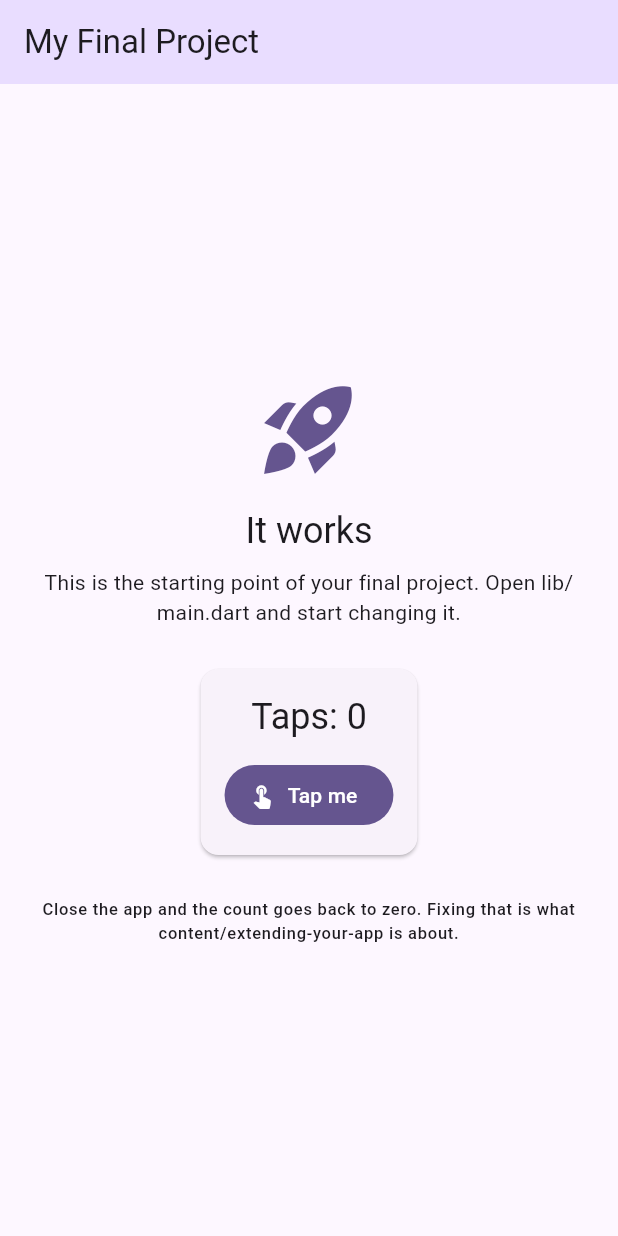
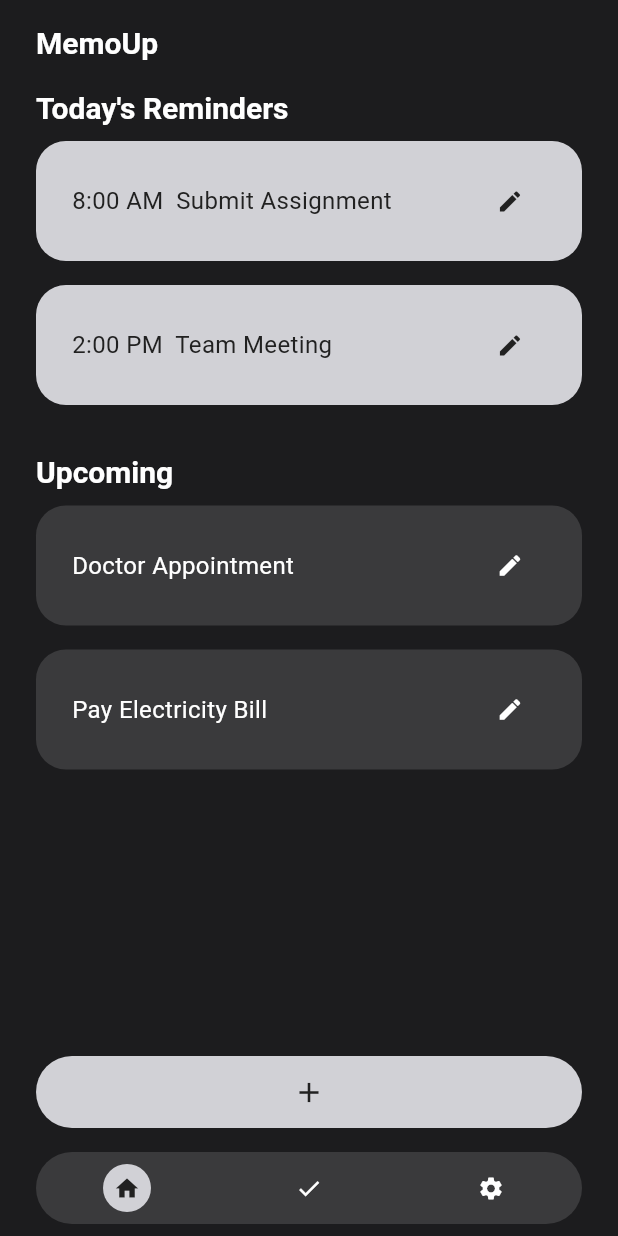
Before and after one commit to ZachLN23/MemoUp, a Flutter app: the screen it shows after launch, on a phone screen of 412 x 824 dp. Run offline on Flutter 3.47's test engine with Material 3 defaults, Android fonts, the phone set to English and light mode, and no system bars; our stand-ins replace device_preview.

Commit message:
Home Screen completed With temporary placeholders

```diff
--- /dev/null
+++ b/lib/constants/spacing.dart
@@ -0,0 +1,11 @@
+/// Spacing rule — base unit 8px.
+/// Reused everywhere via EdgeInsets / SizedBox instead of literal numbers.
+
+/// Between related items, e.g. checkbox rows.
+const double kSpacingTight = 8;
+
+/// Between sections, e.g. card to card, field to field.
+const double kSpacingStandard = 16;
+
+/// Screen edge padding.
+const double kScreenPadding = 24;
--- /dev/null
+++ b/lib/home_screen.dart
@@ -0,0 +1,103 @@
+import 'package:flutter/material.dart';
+
+import 'constants/spacing.dart';
+import 'widgets/bottom_nav_bar.dart';
+import 'widgets/primary_button.dart';
+import 'widgets/task_card.dart';
+
+/// A task on the home list. Kept minimal for now — Task Detail (the
+/// next screen) will likely want more fields (date, time, subtasks).
+class Task {
+  Task({required this.title, required this.isUrgent});
+
+  final String title;
+  final bool isUrgent;
+}
+
+/// The Home screen: "Today's Reminders" and "Upcoming" task lists,
+/// a full-width "+" button to add a task, and the bottom nav bar.
+class HomeScreen extends StatefulWidget {
+  const HomeScreen({super.key});
+
+  @override
+  State<HomeScreen> createState() => _HomeScreenState();
+}
+
+class _HomeScreenState extends State<HomeScreen> {
+  int _navIndex = 0;
+
+  // Placeholder data until Task Detail exists to create real tasks.
+  final List<Task> _todaysReminders = [
+    Task(title: '8:00 AM  Submit Assignment', isUrgent: true),
+    Task(title: '2:00 PM  Team Meeting', isUrgent: true),
+  ];
+
+  final List<Task> _upcoming = [
+    Task(title: 'Doctor Appointment', isUrgent: false),
+    Task(title: 'Pay Electricity Bill', isUrgent: false),
+  ];
+
+  void _onEditTask(Task task) {
+    // Wire this to Task Detail once that screen exists.
+    ScaffoldMessenger.of(context).showSnackBar(
+      SnackBar(content: Text('Edit "${task.title}" — Task Detail not wired yet')),
+    );
+  }
+
+  void _onAddTask() {
+    ScaffoldMessenger.of(context).showSnackBar(
+      const SnackBar(content: Text('Add task — Task Detail not wired yet')),
+    );
+  }
+
+  @override
+  Widget build(BuildContext context) {
+    final textTheme = Theme.of(context).textTheme;
+
+    return Scaffold(
+      body: SafeArea(
+        child: Padding(
+          padding: const EdgeInsets.symmetric(horizontal: kScreenPadding),
+          child: Column(
+            crossAxisAlignment: CrossAxisAlignment.start,
+            children: [
+              const SizedBox(height: kSpacingStandard),
+              Text('MemoUp', style: textTheme.headlineSmall),
+              const SizedBox(height: kSpacingStandard),
+              Expanded(
+                child: ListView(
+                  children: [
+                    Text("Today's Reminders", style: textTheme.headlineSmall),
+                    const SizedBox(height: kSpacingTight),
+                    for (final task in _todaysReminders)
+                      TaskCard(
+                        title: task.title,
+                        isUrgent: task.isUrgent,
+                        onEdit: () => _onEditTask(task),
+                      ),
+                    const SizedBox(height: kSpacingStandard),
+                    Text('Upcoming', style: textTheme.headlineSmall),
+                    const SizedBox(height: kSpacingTight),
+                    for (final task in _upcoming)
+                      TaskCard(
+                        title: task.title,
+                        isUrgent: task.isUrgent,
+                        onEdit: () => _onEditTask(task),
+                      ),
+                  ],
+                ),
+              ),
+              PrimaryButton(label: '', icon: Icons.add, onPressed: _onAddTask),
+              const SizedBox(height: kSpacingStandard),
+              BottomNavBar(
+                currentIndex: _navIndex,
+                onTap: (i) => setState(() => _navIndex = i),
+              ),
+              const SizedBox(height: kSpacingTight),
+            ],
+          ),
+        ),
+      ),
+    );
+  }
+}
--- a/lib/main.dart
+++ b/lib/main.dart
@@ -1,29 +1,18 @@
-// This is your app. It runs as it is: press run and you get the screen below.
-//
-// Nothing here is precious. Change the title, change the colors, delete the
-// counter, add your own screens. It exists so that the repository is a working
-// Flutter app from minute one instead of an empty folder.
-//
-// Everything in this file is Module 4 and 5 material: StatelessWidget,
-// StatefulWidget, setState, Scaffold, AppBar, Column, Card, FilledButton.
-
 import 'package:device_preview/device_preview.dart';
 import 'package:flutter/material.dart';
 
+import 'home_screen.dart';
+import 'theme.dart';
+
 void main() {
   runApp(
-    // DevicePreview draws a phone frame around your app, so it is judged at the
+    // DevicePreview draws a phone frame around the app, so it's judged at the
     // size it was designed for instead of stretched across a laptop window.
     //
-    // It is left ON in the deployed build on purpose: your live link is opened
-    // on a desktop browser, and a phone layout at full desktop width looks
-    // broken when it is not. The toolbar also lets a visitor switch device and
+    // Left ON in the deployed build on purpose: a live link is opened on a
+    // desktop browser, and a phone layout at full desktop width looks broken
+    // when it's not. The toolbar also lets a visitor switch device and
     // orientation.
-    //
-    // Want the clean app with no frame instead (for a portfolio, or because
-    // you made the layout properly responsive)? Add
-    //   import 'package:flutter/foundation.dart' show kReleaseMode;
-    // and set `enabled: !kReleaseMode`, which drops the frame in release builds.
     DevicePreview(
       enabled: true,
       builder: (context) => const MyApp(),
@@ -37,7 +26,7 @@ class MyApp extends StatelessWidget {
   @override
   Widget build(BuildContext context) {
     return MaterialApp(
-      title: 'My Final Project',
+      title: 'MemoUp',
       debugShowCheckedModeBanner: false,
 
       // These two lines are what make the DevicePreview toolbar actually
@@ -45,100 +34,11 @@ class MyApp extends StatelessWidget {
       locale: DevicePreview.locale(context),
       builder: DevicePreview.appBuilder,
 
-      // Your design system starts here. One seed color generates a full
-      // Material palette; swap in your own and every screen follows.
-      theme: ThemeData(
-        useMaterial3: true,
-        colorScheme: ColorScheme.fromSeed(seedColor: const Color(0xFF6750A4)),
-      ),
+      // Design system lives in theme.dart: a dark-only ColorScheme and
+      // TextTheme built from the worksheet palette, not a seed color.
+      theme: appTheme,
 
       home: const HomeScreen(),
     );
   }
 }
-
-/// The first screen. Replace it with yours.
-///
-/// It is a StatefulWidget because it remembers something that changes: the
-/// counter. A screen that never changes can be a StatelessWidget instead.
-class HomeScreen extends StatefulWidget {
-  const HomeScreen({super.key});
-
-  @override
-  State<HomeScreen> createState() => _HomeScreenState();
-}
-
-class _HomeScreenState extends State<HomeScreen> {
-  // State: a plain field. Changing it does nothing on its own; the screen only
-  // redraws when you change it inside setState.
-  int _taps = 0;
-
-  void _handleTap() {
-    setState(() {
-      _taps++;
-    });
-  }
-
-  @override
-  Widget build(BuildContext context) {
-    // Reading colors and text styles from the theme, instead of hardcoding
-    // them, is what keeps every screen looking like the same app.
-    final theme = Theme.of(context);
-
-    return Scaffold(
-      appBar: AppBar(
-        title: const Text('My Final Project'),
-        backgroundColor: theme.colorScheme.primaryContainer,
-      ),
-      body: Center(
-        child: Padding(
-          padding: const EdgeInsets.all(24),
-          child: Column(
-            mainAxisAlignment: MainAxisAlignment.center,
-            children: [
-              Icon(
-                Icons.rocket_launch,
-                size: 72,
-                color: theme.colorScheme.primary,
-              ),
-              const SizedBox(height: 16),
-              Text('It works', style: theme.textTheme.headlineSmall),
-              const SizedBox(height: 8),
-              Text(
-                'This is the starting point of your final project. '
-                'Open lib/main.dart and start changing it.',
-                textAlign: TextAlign.center,
-                style: theme.textTheme.bodyMedium,
-              ),
-              const SizedBox(height: 24),
-              Card(
-                child: Padding(
-                  padding: const EdgeInsets.all(16),
-                  child: Column(
-                    children: [
-                      Text('Taps: $_taps',
-                          style: theme.textTheme.headlineSmall),
-                      const SizedBox(height: 12),
-                      FilledButton.icon(
-                        onPressed: _handleTap,
-                        icon: const Icon(Icons.touch_app),
-                        label: const Text('Tap me'),
-                      ),
-                    ],
-                  ),
-                ),
-              ),
-              const SizedBox(height: 24),
-              Text(
-                'Close the app and the count goes back to zero. '
-                'Fixing that is what content/extending-your-app is about.',
-                textAlign: TextAlign.center,
-                style: theme.textTheme.labelSmall,
-              ),
-            ],
-          ),
-        ),
-      ),
-    );
-  }
-}
--- /dev/null
+++ b/lib/theme.dart
@@ -0,0 +1,83 @@
+import 'package:flutter/material.dart';
+
+/// MemoUp — dark-only design system.
+///
+/// Adapted from the worksheet's light palette: primary/secondary are
+/// swapped (the light gray needs to be loudest on a near-black
+/// background, where in light mode the dark gray was loudest on
+/// off-white), and the error red is lightened from #E53935 to #FF7A70
+/// so it clears 4.5:1 contrast against the dark card surface.
+
+// ---- Raw palette ----
+const Color kBackground = Color(0xFF1C1C1E); // new — dark analog of #F5F5F7
+const Color kSurface = Color(0xFF3A3A3C); // was "primary" in light mode
+const Color kPrimary = Color(0xFFD1D1D6); // was "secondary/accent" in light mode
+const Color kOnPrimary = Color(0xFF212121);
+const Color kOnSurface = Color(0xFFFFFFFF);
+const Color kError = Color(0xFFFF7A70); // lightened from #E53935 for contrast
+const Color kOnError = Color(0xFF212121);
+const Color kMuted = Color(0xFF8A8A8C); // completed-item label, de-emphasized text
+
+// ---- ColorScheme ----
+const ColorScheme darkScheme = ColorScheme(
+  brightness: Brightness.dark,
+  primary: kPrimary,
+  onPrimary: kOnPrimary,
+  secondary: kSurface,
+  onSecondary: kOnSurface,
+  surface: kSurface,
+  onSurface: kOnSurface,
+  error: kError,
+  onError: kOnError,
+);
+
+// ---- TextTheme ----
+// Heading 20/Bold, Body 16/Regular, Caption 12/Regular-Light.
+const TextTheme appTextTheme = TextTheme(
+  headlineSmall: TextStyle(
+    fontSize: 20,
+    fontWeight: FontWeight.bold,
+    color: kOnSurface,
+  ),
+  bodyMedium: TextStyle(
+    fontSize: 16,
+    fontWeight: FontWeight.normal,
+    color: kOnSurface,
+  ),
+  labelSmall: TextStyle(
+    fontSize: 12,
+    fontWeight: FontWeight.w300,
+    color: kPrimary, // lightened, not dimmed — a dark caption would vanish here
+  ),
+);
+
+// ---- ThemeData ----
+final ThemeData appTheme = ThemeData(
+  useMaterial3: true,
+  brightness: Brightness.dark,
+  colorScheme: darkScheme,
+  scaffoldBackgroundColor: kBackground,
+  textTheme: appTextTheme,
+  cardTheme: const CardThemeData(
+    color: kSurface,
+    margin: EdgeInsets.symmetric(vertical: 8),
+    shape: RoundedRectangleBorder(
+      borderRadius: BorderRadius.all(Radius.circular(20)),
+    ),
+  ),
+  filledButtonTheme: FilledButtonThemeData(
+    style: FilledButton.styleFrom(
+      backgroundColor: kPrimary,
+      foregroundColor: kOnPrimary,
+      minimumSize: const Size.fromHeight(48),
+      shape: const StadiumBorder(),
+    ),
+  ),
+  checkboxTheme: CheckboxThemeData(
+    fillColor: WidgetStateProperty.resolveWith(
+      (states) => states.contains(WidgetState.selected) ? kPrimary : Colors.transparent,
+    ),
+    checkColor: const WidgetStatePropertyAll(kOnPrimary),
+    side: const BorderSide(color: kPrimary, width: 2),
+  ),
+);
--- /dev/null
+++ b/lib/widgets/bottom_nav_bar.dart
@@ -0,0 +1,53 @@
+import 'package:flutter/material.dart';
+
+import '../constants/spacing.dart';
+import '../theme.dart';
+
+/// Home / Completed / Settings navigation bar. Appears on every main
+/// screen with the same three icons, only [currentIndex] changes.
+class BottomNavBar extends StatelessWidget {
+  const BottomNavBar({
+    super.key,
+    required this.currentIndex,
+    required this.onTap,
+  });
+
+  final int currentIndex;
+  final ValueChanged<int> onTap;
+
+  static const List<IconData> _icons = [
+    Icons.home,
+    Icons.check,
+    Icons.settings,
+  ];
+
+  @override
+  Widget build(BuildContext context) {
+    return Container(
+      padding: const EdgeInsets.symmetric(vertical: kSpacingTight),
+      decoration: BoxDecoration(
+        color: kSurface,
+        borderRadius: BorderRadius.circular(24),
+      ),
+      child: Row(
+        mainAxisAlignment: MainAxisAlignment.spaceAround,
+        children: List.generate(_icons.length, (i) {
+          final bool active = i == currentIndex;
+          return InkResponse(
+            onTap: () => onTap(i),
+            radius: 24,
+            child: CircleAvatar(
+              radius: 16,
+              backgroundColor: active ? kPrimary : Colors.transparent,
+              child: Icon(
+                _icons[i],
+                color: active ? kOnPrimary : kOnSurface,
+                size: 18,
+              ),
+            ),
+          );
+        }),
+      ),
+    );
+  }
+}
--- /dev/null
+++ b/lib/widgets/primary_button.dart
@@ -0,0 +1,49 @@
+import 'package:flutter/material.dart';
+
+/// Full-width rounded pill button.
+///
+/// Used for Home (+ Add — icon only, empty [label]), Task Detail
+/// (Save), Notification Settings (Save), and Sound Settings (Upload
+/// New Audio) — same widget, only the label/icon change.
+class PrimaryButton extends StatelessWidget {
+  const PrimaryButton({
+    super.key,
+    required this.label,
+    this.onPressed,
+    this.icon,
+  });
+
+  final String label;
+  final VoidCallback? onPressed;
+  final IconData? icon;
+
+  @override
+  Widget build(BuildContext context) {
+    final bool iconOnly = label.isEmpty && icon != null;
+
+    Widget child;
+    if (iconOnly) {
+      child = Icon(icon, size: 22);
+    } else if (icon == null) {
+      child = Text(label, style: const TextStyle(fontWeight: FontWeight.bold));
+    } else {
+      child = Row(
+        mainAxisAlignment: MainAxisAlignment.center,
+        children: [
+          Icon(icon, size: 18),
+          const SizedBox(width: 8),
+          Text(label, style: const TextStyle(fontWeight: FontWeight.bold)),
+        ],
+      );
+    }
+
+    return SizedBox(
+      width: double.infinity,
+      height: 48,
+      child: FilledButton(
+        onPressed: onPressed,
+        child: child,
+      ),
+    );
+  }
+}
--- /dev/null
+++ b/lib/widgets/task_card.dart
@@ -0,0 +1,60 @@
+import 'package:flutter/material.dart';
+
+import '../constants/spacing.dart';
+import '../theme.dart';
+
+/// A single row on the Home task list.
+///
+/// Filled with [kPrimary] when [isUrgent] is true (due today / urgent),
+/// filled with [kSurface] otherwise (upcoming). Takes data and a
+/// callback only — no internal state.
+class TaskCard extends StatelessWidget {
+  const TaskCard({
+    super.key,
+    required this.title,
+    required this.isUrgent,
+    required this.onEdit,
+  });
+
+  final String title;
+  final bool isUrgent;
+  final VoidCallback onEdit;
+
+  @override
+  Widget build(BuildContext context) {
+    final Color fill = isUrgent ? kPrimary : kSurface;
+    final Color onFill = isUrgent ? kOnPrimary : kOnSurface;
+
+    return Container(
+      margin: const EdgeInsets.only(bottom: kSpacingStandard),
+      padding: const EdgeInsets.symmetric(
+        horizontal: kScreenPadding,
+        vertical: kSpacingStandard,
+      ),
+      decoration: BoxDecoration(
+        color: fill,
+        borderRadius: BorderRadius.circular(20),
+      ),
+      child: Row(
+        children: [
+          Expanded(
+            child: Text(
+              title,
+              style: Theme.of(context)
+                  .textTheme
+                  .bodyMedium
+                  ?.copyWith(color: onFill),
+            ),
+          ),
+          const SizedBox(width: kSpacingTight),
+          IconButton(
+            icon: Icon(Icons.edit, color: onFill, size: 18),
+            onPressed: onEdit,
+            splashRadius: 18,
+            tooltip: 'Edit task',
+          ),
+        ],
+      ),
+    );
+  }
+}
```
